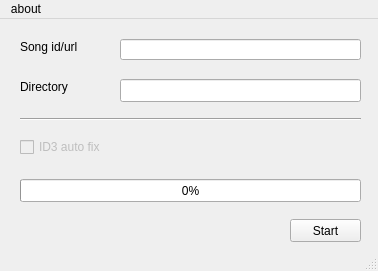
reorx/stexplorer, file gui/core.ui: the form before one commit.
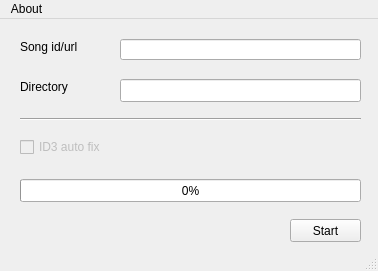
The form after the commit.

```diff
--- a/gui/core.ui
+++ b/gui/core.ui
@@ -160,7 +160,7 @@
    </property>
    <widget class="QMenu" name="menuAbout">
     <property name="title">
-     <string>about</string>
+     <string>About</string>
     </property>
     <addaction name="actionST_Explorer"/>
     <addaction name="actionAuthor"/>
```
Left out of the diff: 2 changed lines with no effect on the pictures.
